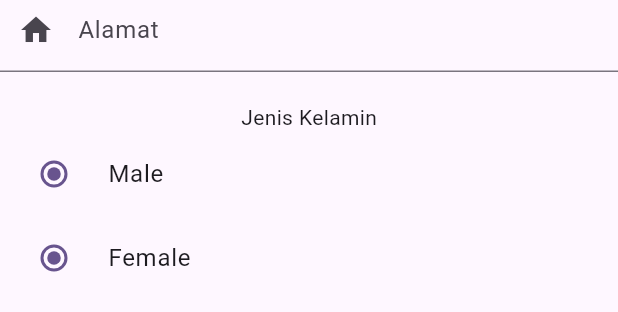
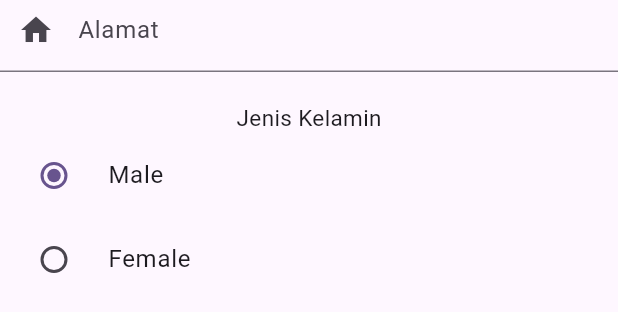
Before and after one commit to blqies20/FaseOne_149, a Flutter app: the FormWidget widget shown alone on an empty page, opened directly with empty values, after a tap on "Male", on a phone screen of 412 x 824 dp. Shown: the part 240-552 px from the top of the screen. Run offline on Flutter 3.47's test engine with Material 3 defaults, Android fonts, the phone set to English and light mode, and no system bars.

Commit message:
fix radio button

```diff
--- a/restaurant/lib/widget/form_widget.dart
+++ b/restaurant/lib/widget/form_widget.dart
@@ -17,10 +17,14 @@ class FormWidget extends StatefulWidget {
   State<FormWidget> createState() => _FormWidgetState();
 }
 
+enum gender { male, female }
+
 class _FormWidgetState extends State<FormWidget> {
+  String? gender;
   @override
   Widget build(BuildContext context) {
     return Form(
+        key: widget.formKey,
         child: Column(
           children: [
             TextFormField(
@@ -45,7 +49,7 @@ class _FormWidgetState extends State<FormWidget> {
                   prefixIcon: Icon(Icons.phone)),
               validator: (value) {
                 if (value!.isEmpty) {
-              return "Masukkan Nomer dngan Benar";
+                  return "Masukkan Nomer dengan Benar";
                 } else if (value.length < 12) {
                   return "Masukkan minimal 12 angka";
                 }
@@ -58,7 +62,6 @@ class _FormWidgetState extends State<FormWidget> {
             TextFormField(
               keyboardType: TextInputType.text,
               controller: widget.etAddress,
-          autovalidateMode: AutovalidateMode.onUserInteraction,
               decoration: InputDecoration(
                   labelText: "Alamat",
                   hintText: "Masukkan Alamat",
@@ -68,24 +71,31 @@ class _FormWidgetState extends State<FormWidget> {
               height: 20,
             ),
             Column(
-          children: <Widget> [
-            Text("Jenis Kelamin"),
+              children: <Widget>[
+                Text(
+                  "Jenis Kelamin",
+                  style: TextStyle(fontSize: 15),
+                ),
                 RadioListTile(
                   title: Text("Male"),
                   value: "male",
-              groupValue: "male",
+                  groupValue: gender,
                   onChanged: (value) {
-                setState(() {});
+                    setState(() {
+                      gender = value.toString();
+                    });
                   },
                 ),
                 RadioListTile(
                   title: Text("Female"),
                   value: "female",
-              groupValue: "female",
+                  groupValue: gender,
                   onChanged: (value) {
-                setState(() {});
+                    setState(() {
+                      gender = value.toString();
+                    });
                   },
-            )
+                ),
               ],
             )
           ],
```
Lines whose indentation alone changed are shown as unchanged.
